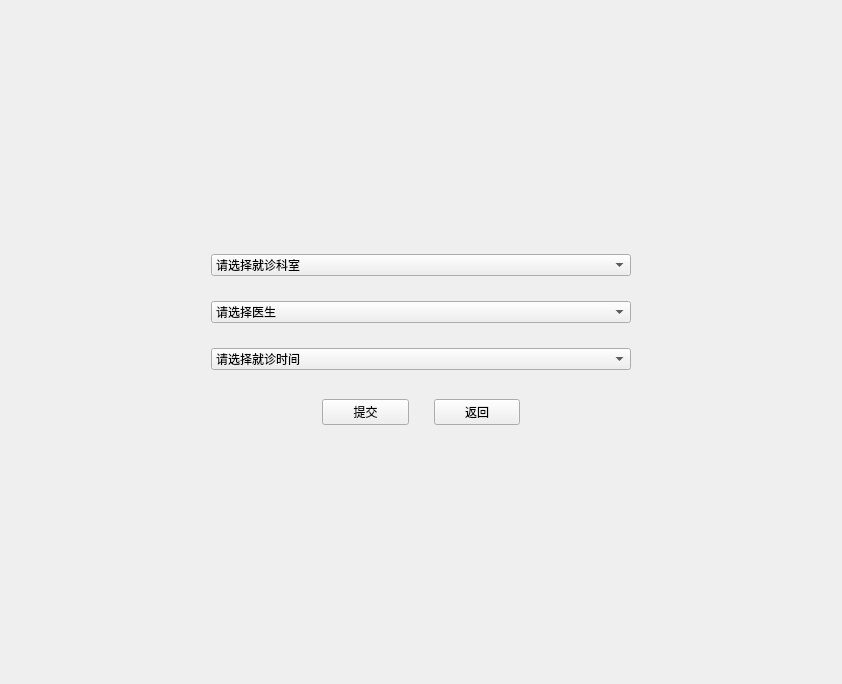
The window that ui/Registration.ui (BottleOfErie/SmartHospital) describes before a commit, drawn with Qt 5.
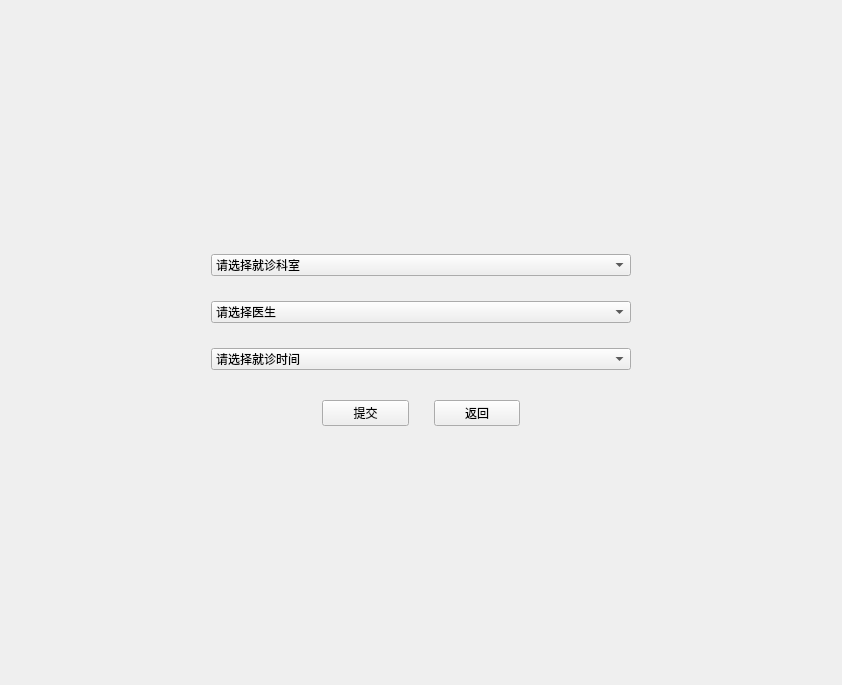
The same window after the commit. Icons and pictures are not drawn.

The edit to the form file:
```diff
--- a/ui/Registration.ui
+++ b/ui/Registration.ui
@@ -7,7 +7,7 @@
     <x>0</x>
     <y>0</y>
     <width>842</width>
-    <height>684</height>
+    <height>685</height>
    </rect>
   </property>
   <property name="windowTitle">
```
Left out of the diff: 12 changed lines with no effect on the pictures.
